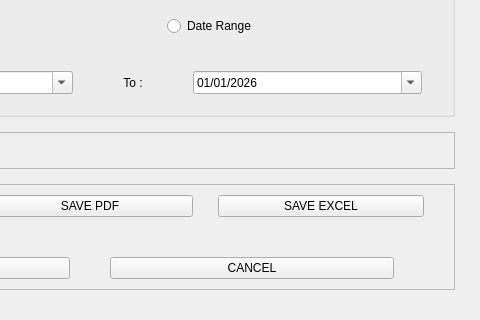
Before: the Qt Designer form Project/ui/report_menu.ui in Selvam-T/POS, drawn with Qt 5; both pictures show x 300 to 780 and y 220 to 540 of the 780 by 540 pixel window.
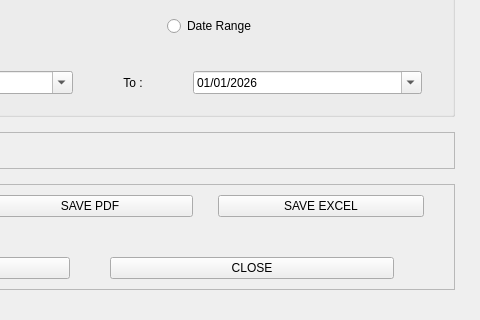
After: the same form once the commit is applied.

Commit message: report_menu renamed CANCEL button to CLOSE button

The edit to the form file:
```diff
--- a/Project/ui/report_menu.ui
+++ b/Project/ui/report_menu.ui
@@ -548,7 +548,7 @@
           <item>
            <widget class="QPushButton" name="btnReportCancel">
             <property name="text">
-             <string>CANCEL</string>
+             <string>CLOSE</string>
             </property>
            </widget>
           </item>
```
Left out of the diff: 4 changed lines with no effect on the pictures. The commit also changes 4 other files.
